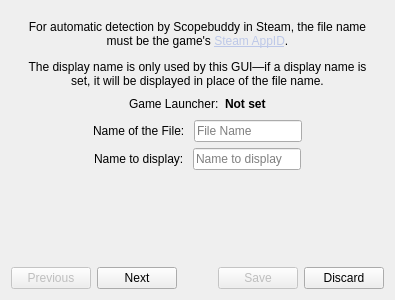
Qt form src/new_file_create.ui (rfrench3/scopebuddy-gui) before a commit.
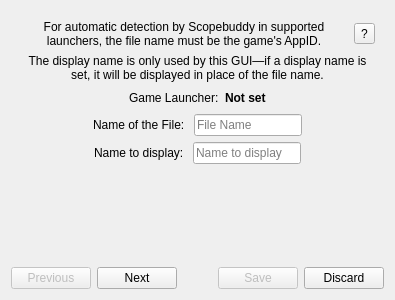
The same form after that commit. The open tabs and pages were chosen to show the change. Icons and pictures are not drawn.

Commit message: update links to dedicated sections of the SCBGUI docs (TODO: make those sections)

```diff
--- a/src/new_file_create.ui
+++ b/src/new_file_create.ui
@@ -125,10 +125,43 @@
      </widget>
      <widget class="QWidget" name="page_2">
       <layout class="QVBoxLayout" name="verticalLayout_2">
+       <item>
+        <layout class="QHBoxLayout" name="horizontalLayout_5">
+         <item>
+          <widget class="QLabel" name="label_6">
+           <property name="text">
+            <string>&lt;html&gt;&lt;head/&gt;&lt;body&gt;&lt;p align=&quot;center&quot;&gt;For automatic detection by Scopebuddy in supported launchers, the file name must be the game's AppID.&lt;/p&gt;&lt;/body&gt;&lt;/html&gt;</string>
+           </property>
+           <property name="alignment">
+            <set>Qt::AlignmentFlag::AlignCenter</set>
+           </property>
+           <property name="wordWrap">
+            <bool>true</bool>
+           </property>
+           <property name="openExternalLinks">
+            <bool>true</bool>
+           </property>
+          </widget>
+         </item>
+         <item>
+          <widget class="QToolButton" name="appid_link">
+           <property name="toolTip">
+            <string>https://steamdb.info/apps</string>
+           </property>
+           <property name="text">
+            <string>?</string>
+           </property>
+           <property name="icon">
+            <iconset theme="QIcon::ThemeIcon::HelpAbout"/>
+           </property>
+          </widget>
+         </item>
+        </layout>
+       </item>
        <item>
         <widget class="QLabel" name="label_2">
          <property name="text">
-          <string>&lt;html&gt;&lt;head/&gt;&lt;body&gt;&lt;p align=&quot;center&quot;&gt;For automatic detection by Scopebuddy in Steam, the file name must be the game's &lt;a href=&quot;https://steamdb.info/apps/&quot;&gt;&lt;span style=&quot; text-decoration: underline; color:#bdc8e8;&quot;&gt;Steam AppID&lt;/span&gt;&lt;/a&gt;.&lt;/p&gt;&lt;p align=&quot;center&quot;&gt;The display name is only used by this GUI—if a display name is set, it will be displayed in place of the file name.&lt;/p&gt;&lt;/body&gt;&lt;/html&gt;</string>
+          <string>&lt;html&gt;&lt;head/&gt;&lt;body&gt;&lt;p align=&quot;center&quot;&gt;The display name is only used by this GUI—if a display name is set, it will be displayed in place of the file name.&lt;/p&gt;&lt;/body&gt;&lt;/html&gt;</string>
          </property>
          <property name="alignment">
           <set>Qt::AlignmentFlag::AlignCenter</set>
```
The commit also changes 4 other files.
